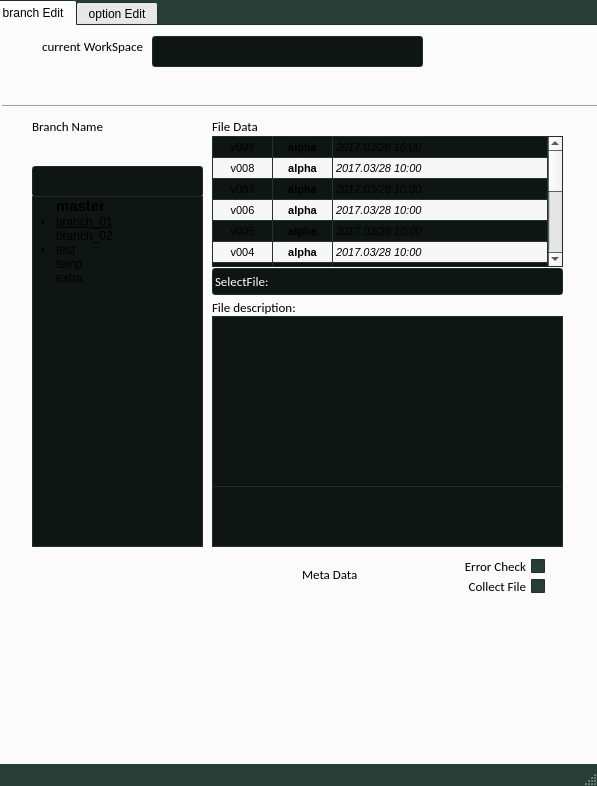
The window that publishTool/publishtooladv_04.ui (alpha0080/mayaTool) describes before a commit, drawn with Qt 5.
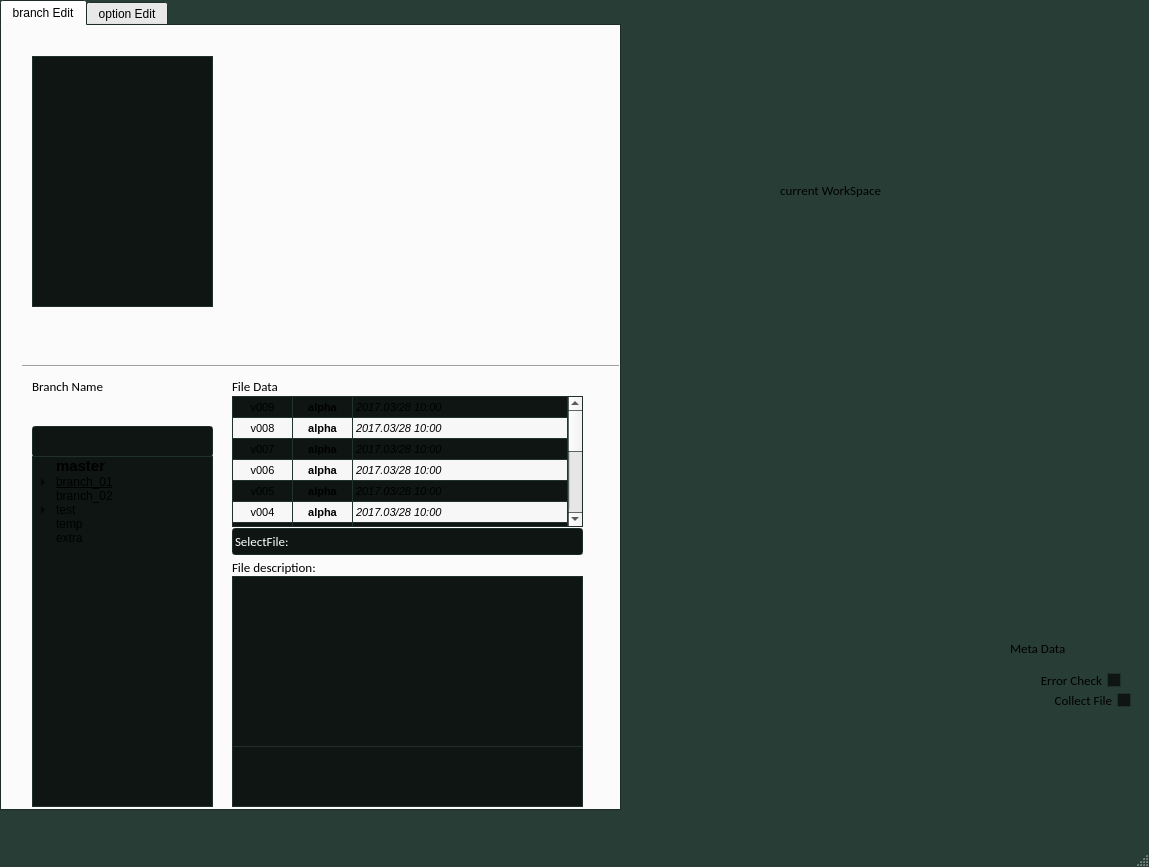
The same window after the commit. Icons and pictures are not drawn.

```diff
--- a/publishTool/publishtooladv_04.ui
+++ b/publishTool/publishtooladv_04.ui
@@ -6,8 +6,8 @@
    <rect>
     <x>0</x>
     <y>0</y>
-    <width>597</width>
-    <height>786</height>
+    <width>1149</width>
+    <height>867</height>
    </rect>
   </property>
   <property name="palette">
@@ -81,10 +81,10 @@
    <widget class="QTabWidget" name="tabWidget_branch">
     <property name="geometry">
      <rect>
-      <x>-10</x>
+      <x>0</x>
       <y>0</y>
-      <width>611</width>
-      <height>771</height>
+      <width>621</width>
+      <height>811</height>
      </rect>
     </property>
     <property name="palette">
@@ -164,9 +164,9 @@
      <widget class="QLineEdit" name="lineEdit_branchName">
       <property name="geometry">
        <rect>
-        <x>40</x>
-        <y>140</y>
-        <width>171</width>
+        <x>30</x>
+        <y>400</y>
+        <width>181</width>
         <height>31</height>
        </rect>
       </property>
@@ -214,8 +214,8 @@
      <widget class="QPushButton" name="pushButton_editFileInfo">
       <property name="geometry">
        <rect>
-        <x>570</x>
-        <y>290</y>
+        <x>580</x>
+        <y>550</y>
         <width>31</width>
         <height>31</height>
        </rect>
@@ -246,8 +246,8 @@
      <widget class="QLabel" name="label">
       <property name="geometry">
        <rect>
-        <x>40</x>
-        <y>90</y>
+        <x>30</x>
+        <y>350</y>
         <width>161</width>
         <height>21</height>
        </rect>
@@ -265,9 +265,9 @@
      <widget class="QTreeWidget" name="treeWidget_branches">
       <property name="geometry">
        <rect>
-        <x>40</x>
-        <y>170</y>
-        <width>171</width>
+        <x>30</x>
+        <y>430</y>
+        <width>181</width>
         <height>351</height>
        </rect>
       </property>
@@ -445,8 +445,8 @@
      <widget class="QTableWidget" name="tableWidget_FileList">
       <property name="geometry">
        <rect>
-        <x>220</x>
-        <y>110</y>
+        <x>230</x>
+        <y>370</y>
         <width>351</width>
         <height>131</height>
        </rect>
@@ -953,8 +953,8 @@
      <widget class="QLineEdit" name="lineEdit_currentFileName">
       <property name="geometry">
        <rect>
-        <x>220</x>
-        <y>242</y>
+        <x>230</x>
+        <y>502</y>
         <width>351</width>
         <height>27</height>
        </rect>
@@ -1036,8 +1036,8 @@
      <widget class="QPushButton" name="pushButton_saveFile">
       <property name="geometry">
        <rect>
-        <x>570</x>
-        <y>110</y>
+        <x>580</x>
+        <y>370</y>
         <width>31</width>
         <height>31</height>
        </rect>
@@ -1068,8 +1068,8 @@
      <widget class="QPushButton" name="pushButton_loadFile">
       <property name="geometry">
        <rect>
-        <x>570</x>
-        <y>140</y>
+        <x>580</x>
+        <y>400</y>
         <width>31</width>
         <height>31</height>
        </rect>
@@ -1100,8 +1100,8 @@
      <widget class="QPushButton" name="pushButton_openFolder">
       <property name="geometry">
        <rect>
-        <x>570</x>
-        <y>320</y>
+        <x>580</x>
+        <y>580</y>
         <width>31</width>
         <height>31</height>
        </rect>
@@ -1132,8 +1132,8 @@
      <widget class="QLabel" name="label_fileDescription">
       <property name="geometry">
        <rect>
-        <x>220</x>
-        <y>273</y>
+        <x>230</x>
+        <y>533</y>
         <width>131</width>
         <height>16</height>
        </rect>
@@ -1148,30 +1148,11 @@
        <string>File description:</string>
       </property>
      </widget>
-     <widget class="QLabel" name="label_metaData">
-      <property name="geometry">
-       <rect>
-        <x>310</x>
-        <y>540</y>
-        <width>131</width>
-        <height>16</height>
-       </rect>
-      </property>
-      <property name="font">
-       <font>
-        <family>Calibri</family>
-        <pointsize>10</pointsize>
-       </font>
-      </property>
-      <property name="text">
-       <string>Meta Data</string>
-      </property>
-     </widget>
      <widget class="QPushButton" name="pushButton_createNewBranch">
       <property name="geometry">
        <rect>
-        <x>40</x>
-        <y>110</y>
+        <x>30</x>
+        <y>370</y>
         <width>31</width>
         <height>31</height>
        </rect>
@@ -1202,8 +1183,8 @@
      <widget class="QPushButton" name="pushButton_mergeToMaster">
       <property name="geometry">
        <rect>
-        <x>70</x>
-        <y>110</y>
+        <x>60</x>
+        <y>370</y>
         <width>31</width>
         <height>31</height>
        </rect>
@@ -1234,8 +1215,8 @@
      <widget class="QPushButton" name="pushButton_closeBranch">
       <property name="geometry">
        <rect>
-        <x>570</x>
-        <y>200</y>
+        <x>580</x>
+        <y>460</y>
         <width>31</width>
         <height>31</height>
        </rect>
@@ -1266,8 +1247,8 @@
      <widget class="QPushButton" name="pushButton_openFileJson">
       <property name="geometry">
        <rect>
-        <x>570</x>
-        <y>170</y>
+        <x>580</x>
+        <y>430</y>
         <width>31</width>
         <height>31</height>
        </rect>
@@ -1299,7 +1280,7 @@
       <property name="geometry">
        <rect>
         <x>180</x>
-        <y>110</y>
+        <y>370</y>
         <width>31</width>
         <height>31</height>
        </rect>
@@ -1330,8 +1311,8 @@
      <widget class="QLabel" name="label_fileData">
       <property name="geometry">
        <rect>
-        <x>220</x>
-        <y>90</y>
+        <x>230</x>
+        <y>350</y>
         <width>161</width>
         <height>21</height>
        </rect>
@@ -1346,204 +1327,11 @@
        <string>File Data</string>
       </property>
      </widget>
-     <widget class="QPushButton" name="pushButton_reNewBranchDict">
-      <property name="geometry">
-       <rect>
-        <x>570</x>
-        <y>630</y>
-        <width>31</width>
-        <height>31</height>
-       </rect>
-      </property>
-      <property name="text">
-       <string/>
-      </property>
-      <property name="icon">
-       <iconset>
-        <normaloff>icons/publishToolIcon/wrench2-512.png</normaloff>icons/publishToolIcon/wrench2-512.png</iconset>
-      </property>
-      <property name="iconSize">
-       <size>
-        <width>30</width>
-        <height>30</height>
-       </size>
-      </property>
-      <property name="autoDefault">
-       <bool>false</bool>
-      </property>
-      <property name="default">
-       <bool>false</bool>
-      </property>
-      <property name="flat">
-       <bool>true</bool>
-      </property>
-     </widget>
-     <widget class="QLabel" name="label_currentProj">
-      <property name="geometry">
-       <rect>
-        <x>10</x>
-        <y>10</y>
-        <width>141</width>
-        <height>20</height>
-       </rect>
-      </property>
-      <property name="font">
-       <font>
-        <family>Calibri</family>
-        <pointsize>10</pointsize>
-       </font>
-      </property>
-      <property name="layoutDirection">
-       <enum>Qt::LeftToRight</enum>
-      </property>
-      <property name="text">
-       <string>current WorkSpace</string>
-      </property>
-      <property name="alignment">
-       <set>Qt::AlignRight|Qt::AlignTrailing|Qt::AlignVCenter</set>
-      </property>
-     </widget>
-     <widget class="QLineEdit" name="lineEdit_currentProj">
-      <property name="geometry">
-       <rect>
-        <x>160</x>
-        <y>10</y>
-        <width>271</width>
-        <height>31</height>
-       </rect>
-      </property>
-      <property name="palette">
-       <palette>
-        <active>
-         <colorrole role="Text">
-          <brush brushstyle="SolidPattern">
-           <color alpha="255">
-            <red>255</red>
-            <green>255</green>
-            <blue>247</blue>
-           </color>
-          </brush>
-         </colorrole>
-         <colorrole role="BrightText">
-          <brush brushstyle="SolidPattern">
-           <color alpha="255">
-            <red>14</red>
-            <green>21</green>
-            <blue>19</blue>
-           </color>
-          </brush>
-         </colorrole>
-         <colorrole role="Base">
-          <brush brushstyle="SolidPattern">
-           <color alpha="255">
-            <red>14</red>
-            <green>21</green>
-            <blue>19</blue>
-           </color>
-          </brush>
-         </colorrole>
-        </active>
-        <inactive>
-         <colorrole role="Text">
-          <brush brushstyle="SolidPattern">
-           <color alpha="255">
-            <red>255</red>
-            <green>255</green>
-            <blue>247</blue>
-           </color>
-          </brush>
-         </colorrole>
-         <colorrole role="BrightText">
-          <brush brushstyle="SolidPattern">
-           <color alpha="255">
-            <red>14</red>
-            <green>21</green>
-            <blue>19</blue>
-           </color>
-          </brush>
-         </colorrole>
-         <colorrole role="Base">
-          <brush brushstyle="SolidPattern">
-           <color alpha="255">
-            <red>14</red>
-            <green>21</green>
-            <blue>19</blue>
-           </color>
-          </brush>
-         </colorrole>
-        </inactive>
-        <disabled>
-         <colorrole role="Text">
-          <brush brushstyle="SolidPattern">
-           <color alpha="255">
-            <red>120</red>
-            <green>120</green>
-            <blue>120</blue>
-           </color>
-          </brush>
-         </colorrole>
-         <colorrole role="BrightText">
-          <brush brushstyle="SolidPattern">
-           <color alpha="255">
-            <red>14</red>
-            <green>21</green>
-            <blue>19</blue>
-           </color>
-          </brush>
-         </colorrole>
-         <colorrole role="Base">
-          <brush brushstyle="SolidPattern">
-           <color alpha="255">
-            <red>41</red>
-            <green>61</green>
-            <blue>55</blue>
-           </color>
-          </brush>
-         </colorrole>
-        </disabled>
-       </palette>
-      </property>
-      <property name="readOnly">
-       <bool>true</bool>
-      </property>
-     </widget>
-     <widget class="QPushButton" name="pushButton_publish">
-      <property name="geometry">
-       <rect>
-        <x>570</x>
-        <y>530</y>
-        <width>31</width>
-        <height>31</height>
-       </rect>
-      </property>
-      <property name="text">
-       <string/>
-      </property>
-      <property name="icon">
-       <iconset>
-        <normaloff>icons/publishToolIcon/masterB2-512.png</normaloff>icons/publishToolIcon/masterB2-512.png</iconset>
-      </property>
-      <property name="iconSize">
-       <size>
-        <width>30</width>
-        <height>30</height>
-       </size>
-      </property>
-      <property name="autoDefault">
-       <bool>false</bool>
-      </property>
-      <property name="default">
-       <bool>false</bool>
-      </property>
-      <property name="flat">
-       <bool>true</bool>
-      </property>
-     </widget>
      <widget class="Line" name="line">
       <property name="geometry">
        <rect>
-        <x>10</x>
-        <y>70</y>
+        <x>20</x>
+        <y>330</y>
         <width>601</width>
         <height>20</height>
        </rect>
@@ -1552,50 +1340,6 @@
        <enum>Qt::Horizontal</enum>
       </property>
      </widget>
-     <widget class="QCheckBox" name="checkBox_errorCheck">
-      <property name="geometry">
-       <rect>
-        <x>452</x>
-        <y>530</y>
-        <width>101</width>
-        <height>20</height>
-       </rect>
-      </property>
-      <property name="font">
-       <font>
-        <family>Calibri</family>
-        <pointsize>10</pointsize>
-       </font>
-      </property>
-      <property name="layoutDirection">
-       <enum>Qt::RightToLeft</enum>
-      </property>
-      <property name="text">
-       <string>Error Check</string>
-      </property>
-     </widget>
-     <widget class="QCheckBox" name="checkBox_collectFile">
-      <property name="geometry">
-       <rect>
-        <x>452</x>
-        <y>550</y>
-        <width>101</width>
-        <height>20</height>
-       </rect>
-      </property>
-      <property name="font">
-       <font>
-        <family>Calibri</family>
-        <pointsize>10</pointsize>
-       </font>
-      </property>
-      <property name="layoutDirection">
-       <enum>Qt::RightToLeft</enum>
-      </property>
-      <property name="text">
-       <string>Collect File</string>
-      </property>
-     </widget>
      <widget class="QPushButton" name="pushButton_setting">
       <property name="geometry">
        <rect>
@@ -1628,43 +1372,11 @@
        <bool>true</bool>
       </property>
      </widget>
-     <widget class="QPushButton" name="pushButton_syncFile">
-      <property name="geometry">
-       <rect>
-        <x>570</x>
-        <y>600</y>
-        <width>31</width>
-        <height>31</height>
-       </rect>
-      </property>
-      <property name="text">
-       <string/>
-      </property>
-      <property name="icon">
-       <iconset>
-        <normaloff>icons/publishToolIcon/radial_arrows2-512.png</normaloff>icons/publishToolIcon/radial_arrows2-512.png</iconset>
-      </property>
-      <property name="iconSize">
-       <size>
-        <width>30</width>
-        <height>30</height>
-       </size>
-      </property>
-      <property name="autoDefault">
-       <bool>false</bool>
-      </property>
-      <property name="default">
-       <bool>false</bool>
-      </property>
-      <property name="flat">
-       <bool>true</bool>
-      </property>
-     </widget>
      <widget class="QPlainTextEdit" name="plainTextEdit_BranchFileInfo">
       <property name="geometry">
        <rect>
-        <x>220</x>
-        <y>290</y>
+        <x>230</x>
+        <y>550</y>
         <width>351</width>
         <height>171</height>
        </rect>
@@ -1710,8 +1422,8 @@
      <widget class="QPlainTextEdit" name="plainTextEdit_metaData">
       <property name="geometry">
        <rect>
-        <x>220</x>
-        <y>460</y>
+        <x>230</x>
+        <y>720</y>
         <width>351</width>
         <height>61</height>
        </rect>
@@ -1754,6 +1466,413 @@
        </palette>
       </property>
      </widget>
+     <widget class="QListWidget" name="listWidget">
+      <property name="geometry">
+       <rect>
+        <x>30</x>
+        <y>30</y>
+        <width>181</width>
+        <height>251</height>
+       </rect>
+      </property>
+      <property name="palette">
+       <palette>
+        <active>
+         <colorrole role="Base">
+          <brush brushstyle="SolidPattern">
+           <color alpha="255">
+            <red>14</red>
+            <green>21</green>
+            <blue>19</blue>
+           </color>
+          </brush>
+         </colorrole>
+        </active>
+        <inactive>
+         <colorrole role="Base">
+          <brush brushstyle="SolidPattern">
+           <color alpha="255">
+            <red>14</red>
+            <green>21</green>
+            <blue>19</blue>
+           </color>
+          </brush>
+         </colorrole>
+        </inactive>
+        <disabled>
+         <colorrole role="Base">
+          <brush brushstyle="SolidPattern">
+           <color alpha="255">
+            <red>41</red>
+            <green>61</green>
+            <blue>55</blue>
+           </color>
+          </brush>
+         </colorrole>
+        </disabled>
+       </palette>
+      </property>
+     </widget>
+     <widget class="QPushButton" name="pushButton_createNewBranch_3">
+      <property name="geometry">
+       <rect>
+        <x>60</x>
+        <y>0</y>
+        <width>31</width>
+        <height>31</height>
+       </rect>
+      </property>
+      <property name="text">
+       <string/>
+      </property>
+      <property name="icon">
+       <iconset>
+        <normaloff>icons/publishToolIcon/Camera_studio2-512.png</normaloff>icons/publishToolIcon/Camera_studio2-512.png</iconset>
+      </property>
+      <property name="iconSize">
+       <size>
+        <width>30</width>
+        <height>30</height>
+       </size>
+      </property>
+      <property name="autoDefault">
+       <bool>false</bool>
+      </property>
+      <property name="default">
+       <bool>false</bool>
+      </property>
+      <property name="flat">
+       <bool>true</bool>
+      </property>
+     </widget>
+     <widget class="QPushButton" name="pushButton_createNewBranch_2">
+      <property name="geometry">
+       <rect>
+        <x>30</x>
+        <y>0</y>
+        <width>31</width>
+        <height>31</height>
+       </rect>
+      </property>
+      <property name="text">
+       <string/>
+      </property>
+      <property name="icon">
+       <iconset>
+        <normaloff>icons/publishToolIcon/Structure2-512.png</normaloff>icons/publishToolIcon/Structure2-512.png</iconset>
+      </property>
+      <property name="iconSize">
+       <size>
+        <width>30</width>
+        <height>30</height>
+       </size>
+      </property>
+      <property name="autoDefault">
+       <bool>false</bool>
+      </property>
+      <property name="default">
+       <bool>false</bool>
+      </property>
+      <property name="flat">
+       <bool>true</bool>
+      </property>
+     </widget>
+     <widget class="QPushButton" name="pushButton_createNewBranch_7">
+      <property name="geometry">
+       <rect>
+        <x>30</x>
+        <y>280</y>
+        <width>31</width>
+        <height>31</height>
+       </rect>
+      </property>
+      <property name="text">
+       <string/>
+      </property>
+      <property name="icon">
+       <iconset>
+        <normaloff>icons/publishToolIcon/Camera_studio2-512.png</normaloff>icons/publishToolIcon/Camera_studio2-512.png</iconset>
+      </property>
+      <property name="iconSize">
+       <size>
+        <width>30</width>
+        <height>30</height>
+       </size>
+      </property>
+      <property name="autoDefault">
+       <bool>false</bool>
+      </property>
+      <property name="default">
+       <bool>false</bool>
+      </property>
+      <property name="flat">
+       <bool>true</bool>
+      </property>
+     </widget>
+     <widget class="QLineEdit" name="lineEdit_currentProj">
+      <property name="geometry">
+       <rect>
+        <x>738</x>
+        <y>329</y>
+        <width>271</width>
+        <height>31</height>
+       </rect>
+      </property>
+      <property name="palette">
+       <palette>
+        <active>
+         <colorrole role="Text">
+          <brush brushstyle="SolidPattern">
+           <color alpha="255">
+            <red>255</red>
+            <green>255</green>
+            <blue>247</blue>
+           </color>
+          </brush>
+         </colorrole>
+         <colorrole role="BrightText">
+          <brush brushstyle="SolidPattern">
+           <color alpha="255">
+            <red>14</red>
+            <green>21</green>
+            <blue>19</blue>
+           </color>
+          </brush>
+         </colorrole>
+         <colorrole role="Base">
+          <brush brushstyle="SolidPattern">
+           <color alpha="255">
+            <red>14</red>
+            <green>21</green>
+            <blue>19</blue>
+           </color>
+          </brush>
+         </colorrole>
+        </active>
+        <inactive>
+         <colorrole role="Text">
+          <brush brushstyle="SolidPattern">
+           <color alpha="255">
+            <red>255</red>
+            <green>255</green>
+            <blue>247</blue>
+           </color>
+          </brush>
+         </colorrole>
+         <colorrole role="BrightText">
+          <brush brushstyle="SolidPattern">
+           <color alpha="255">
+            <red>14</red>
+            <green>21</green>
+            <blue>19</blue>
+           </color>
+          </brush>
+         </colorrole>
+         <colorrole role="Base">
+          <brush brushstyle="SolidPattern">
+           <color alpha="255">
+            <red>14</red>
+            <green>21</green>
+            <blue>19</blue>
+           </color>
+          </brush>
+         </colorrole>
+        </inactive>
+        <disabled>
+         <colorrole role="Text">
+          <brush brushstyle="SolidPattern">
+           <color alpha="255">
+            <red>120</red>
+            <green>120</green>
+            <blue>120</blue>
+           </color>
+          </brush>
+         </colorrole>
+         <colorrole role="BrightText">
+          <brush brushstyle="SolidPattern">
+           <color alpha="255">
+            <red>14</red>
+            <green>21</green>
+            <blue>19</blue>
+           </color>
+          </brush>
+         </colorrole>
+         <colorrole role="Base">
+          <brush brushstyle="SolidPattern">
+           <color alpha="255">
+            <red>41</red>
+            <green>61</green>
+            <blue>55</blue>
+           </color>
+          </brush>
+         </colorrole>
+        </disabled>
+       </palette>
+      </property>
+      <property name="readOnly">
+       <bool>true</bool>
+      </property>
+     </widget>
+     <widget class="QPushButton" name="pushButton_createNewBranch_8">
+      <property name="geometry">
+       <rect>
+        <x>60</x>
+        <y>280</y>
+        <width>31</width>
+        <height>31</height>
+       </rect>
+      </property>
+      <property name="text">
+       <string/>
+      </property>
+      <property name="icon">
+       <iconset>
+        <normaloff>icons/publishToolIcon/Camera_studio2-512.png</normaloff>icons/publishToolIcon/Camera_studio2-512.png</iconset>
+      </property>
+      <property name="iconSize">
+       <size>
+        <width>30</width>
+        <height>30</height>
+       </size>
+      </property>
+      <property name="autoDefault">
+       <bool>false</bool>
+      </property>
+      <property name="default">
+       <bool>false</bool>
+      </property>
+      <property name="flat">
+       <bool>true</bool>
+      </property>
+     </widget>
+     <widget class="QPushButton" name="pushButton_createNewBranch_9">
+      <property name="geometry">
+       <rect>
+        <x>90</x>
+        <y>280</y>
+        <width>31</width>
+        <height>31</height>
+       </rect>
+      </property>
+      <property name="text">
+       <string/>
+      </property>
+      <property name="icon">
+       <iconset>
+        <normaloff>icons/publishToolIcon/Camera_studio2-512.png</normaloff>icons/publishToolIcon/Camera_studio2-512.png</iconset>
+      </property>
+      <property name="iconSize">
+       <size>
+        <width>30</width>
+        <height>30</height>
+       </size>
+      </property>
+      <property name="autoDefault">
+       <bool>false</bool>
+      </property>
+      <property name="default">
+       <bool>false</bool>
+      </property>
+      <property name="flat">
+       <bool>true</bool>
+      </property>
+     </widget>
+     <widget class="QPushButton" name="pushButton_createNewBranch_10">
+      <property name="geometry">
+       <rect>
+        <x>120</x>
+        <y>280</y>
+        <width>31</width>
+        <height>31</height>
+       </rect>
+      </property>
+      <property name="text">
+       <string/>
+      </property>
+      <property name="icon">
+       <iconset>
+        <normaloff>icons/publishToolIcon/Camera_studio2-512.png</normaloff>icons/publishToolIcon/Camera_studio2-512.png</iconset>
+      </property>
+      <property name="iconSize">
+       <size>
+        <width>30</width>
+        <height>30</height>
+       </size>
+      </property>
+      <property name="autoDefault">
+       <bool>false</bool>
+      </property>
+      <property name="default">
+       <bool>false</bool>
+      </property>
+      <property name="flat">
+       <bool>true</bool>
+      </property>
+     </widget>
+     <widget class="QPushButton" name="pushButton_createNewBranch_11">
+      <property name="geometry">
+       <rect>
+        <x>150</x>
+        <y>280</y>
+        <width>31</width>
+        <height>31</height>
+       </rect>
+      </property>
+      <property name="text">
+       <string/>
+      </property>
+      <property name="icon">
+       <iconset>
+        <normaloff>icons/publishToolIcon/Camera_studio2-512.png</normaloff>icons/publishToolIcon/Camera_studio2-512.png</iconset>
+      </property>
+      <property name="iconSize">
+       <size>
+        <width>30</width>
+        <height>30</height>
+       </size>
+      </property>
+      <property name="autoDefault">
+       <bool>false</bool>
+      </property>
+      <property name="default">
+       <bool>false</bool>
+      </property>
+      <property name="flat">
+       <bool>true</bool>
+      </property>
+     </widget>
+     <widget class="QPushButton" name="pushButton_createNewBranch_12">
+      <property name="geometry">
+       <rect>
+        <x>180</x>
+        <y>280</y>
+        <width>31</width>
+        <height>31</height>
+       </rect>
+      </property>
+      <property name="text">
+       <string/>
+      </property>
+      <property name="icon">
+       <iconset>
+        <normaloff>icons/publishToolIcon/Camera_studio2-512.png</normaloff>icons/publishToolIcon/Camera_studio2-512.png</iconset>
+      </property>
+      <property name="iconSize">
+       <size>
+        <width>30</width>
+        <height>30</height>
+       </size>
+      </property>
+      <property name="autoDefault">
+       <bool>false</bool>
+      </property>
+      <property name="default">
+       <bool>false</bool>
+      </property>
+      <property name="flat">
+       <bool>true</bool>
+      </property>
+     </widget>
     </widget>
     <widget class="QWidget" name="tab_2">
      <attribute name="title">
@@ -2041,6 +2160,190 @@
      </widget>
     </widget>
    </widget>
+   <widget class="QPushButton" name="pushButton_publish">
+    <property name="geometry">
+     <rect>
+      <x>1030</x>
+      <y>730</y>
+      <width>31</width>
+      <height>31</height>
+     </rect>
+    </property>
+    <property name="text">
+     <string/>
+    </property>
+    <property name="icon">
+     <iconset>
+      <normaloff>icons/publishToolIcon/masterB2-512.png</normaloff>icons/publishToolIcon/masterB2-512.png</iconset>
+    </property>
+    <property name="iconSize">
+     <size>
+      <width>30</width>
+      <height>30</height>
+     </size>
+    </property>
+    <property name="autoDefault">
+     <bool>false</bool>
+    </property>
+    <property name="default">
+     <bool>false</bool>
+    </property>
+    <property name="flat">
+     <bool>true</bool>
+    </property>
+   </widget>
+   <widget class="QPushButton" name="pushButton_syncFile">
+    <property name="geometry">
+     <rect>
+      <x>1060</x>
+      <y>730</y>
+      <width>31</width>
+      <height>31</height>
+     </rect>
+    </property>
+    <property name="text">
+     <string/>
+    </property>
+    <property name="icon">
+     <iconset>
+      <normaloff>icons/publishToolIcon/radial_arrows2-512.png</normaloff>icons/publishToolIcon/radial_arrows2-512.png</iconset>
+    </property>
+    <property name="iconSize">
+     <size>
+      <width>30</width>
+      <height>30</height>
+     </size>
+    </property>
+    <property name="autoDefault">
+     <bool>false</bool>
+    </property>
+    <property name="default">
+     <bool>false</bool>
+    </property>
+    <property name="flat">
+     <bool>true</bool>
+    </property>
+   </widget>
+   <widget class="QPushButton" name="pushButton_reNewBranchDict">
+    <property name="geometry">
+     <rect>
+      <x>1100</x>
+      <y>730</y>
+      <width>31</width>
+      <height>31</height>
+     </rect>
+    </property>
+    <property name="text">
+     <string/>
+    </property>
+    <property name="icon">
+     <iconset>
+      <normaloff>icons/publishToolIcon/wrench2-512.png</normaloff>icons/publishToolIcon/wrench2-512.png</iconset>
+    </property>
+    <property name="iconSize">
+     <size>
+      <width>30</width>
+      <height>30</height>
+     </size>
+    </property>
+    <property name="autoDefault">
+     <bool>false</bool>
+    </property>
+    <property name="default">
+     <bool>false</bool>
+    </property>
+    <property name="flat">
+     <bool>true</bool>
+    </property>
+   </widget>
+   <widget class="QCheckBox" name="checkBox_collectFile">
+    <property name="geometry">
+     <rect>
+      <x>1030</x>
+      <y>690</y>
+      <width>101</width>
+      <height>20</height>
+     </rect>
+    </property>
+    <property name="font">
+     <font>
+      <family>Calibri</family>
+      <pointsize>10</pointsize>
+     </font>
+    </property>
+    <property name="layoutDirection">
+     <enum>Qt::RightToLeft</enum>
+    </property>
+    <property name="text">
+     <string>Collect File</string>
+    </property>
+   </widget>
+   <widget class="QCheckBox" name="checkBox_errorCheck">
+    <property name="geometry">
+     <rect>
+      <x>1020</x>
+      <y>670</y>
+      <width>101</width>
+      <height>20</height>
+     </rect>
+    </property>
+    <property name="font">
+     <font>
+      <family>Calibri</family>
+      <pointsize>10</pointsize>
+     </font>
+    </property>
+    <property name="layoutDirection">
+     <enum>Qt::RightToLeft</enum>
+    </property>
+    <property name="text">
+     <string>Error Check</string>
+    </property>
+   </widget>
+   <widget class="QLabel" name="label_metaData">
+    <property name="geometry">
+     <rect>
+      <x>1010</x>
+      <y>640</y>
+      <width>131</width>
+      <height>16</height>
+     </rect>
+    </property>
+    <property name="font">
+     <font>
+      <family>Calibri</family>
+      <pointsize>10</pointsize>
+     </font>
+    </property>
+    <property name="text">
+     <string>Meta Data</string>
+    </property>
+   </widget>
+   <widget class="QLabel" name="label_currentProj">
+    <property name="geometry">
+     <rect>
+      <x>740</x>
+      <y>180</y>
+      <width>141</width>
+      <height>20</height>
+     </rect>
+    </property>
+    <property name="font">
+     <font>
+      <family>Calibri</family>
+      <pointsize>10</pointsize>
+     </font>
+    </property>
+    <property name="layoutDirection">
+     <enum>Qt::LeftToRight</enum>
+    </property>
+    <property name="text">
+     <string>current WorkSpace</string>
+    </property>
+    <property name="alignment">
+     <set>Qt::AlignRight|Qt::AlignTrailing|Qt::AlignVCenter</set>
+    </property>
+   </widget>
   </widget>
   <widget class="QStatusBar" name="statusbar"/>
  </widget>
```
